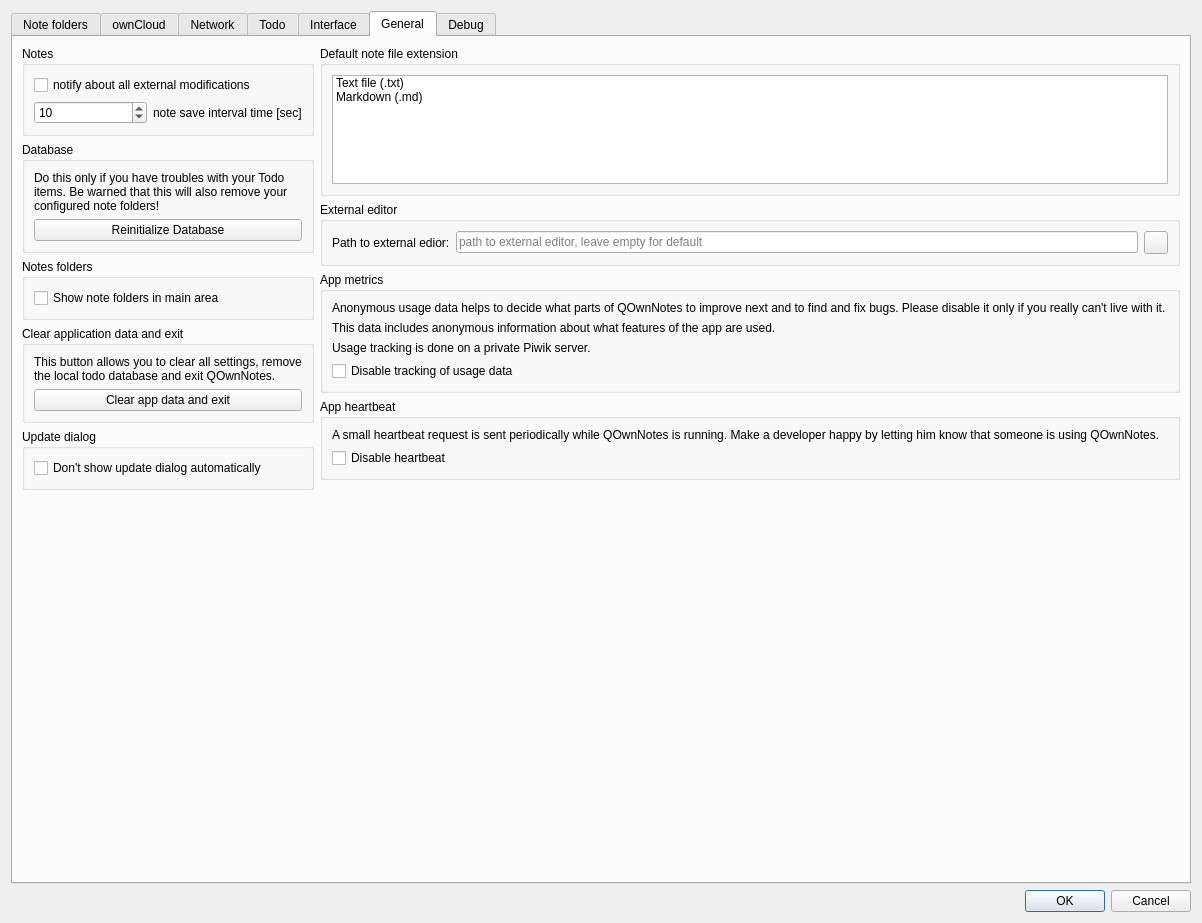
The window that src/dialogs/settingsdialog.ui (pbek/QOwnNotes) describes before a commit, drawn with Qt 5.
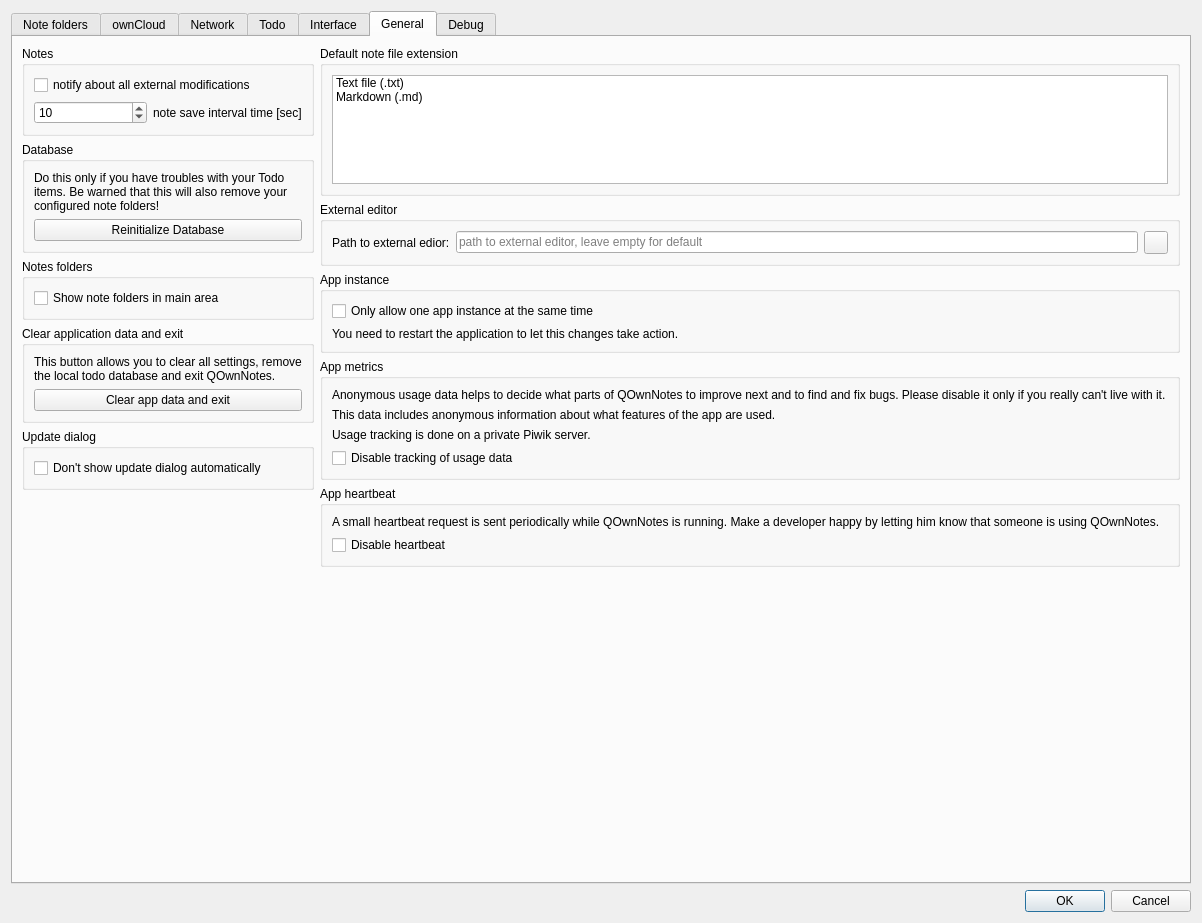
The same window after the commit. The open tabs and pages were chosen to show the change. Icons and pictures are not drawn. Custom widgets are drawn as their Qt base class.

Commit message: added settings for "Only allow one app instance at the same time"

Patch:
```diff
--- a/src/dialogs/settingsdialog.ui
+++ b/src/dialogs/settingsdialog.ui
@@ -1848,6 +1848,32 @@
              </layout>
             </widget>
            </item>
+           <item>
+            <widget class="QGroupBox" name="groupBox_15">
+             <property name="title">
+              <string>App instance</string>
+             </property>
+             <layout class="QGridLayout" name="gridLayout_28">
+              <item row="0" column="0">
+               <widget class="QCheckBox" name="allowOnlyOneAppInstanceCheckBox">
+                <property name="text">
+                 <string>Only allow one app instance at the same time</string>
+                </property>
+               </widget>
+              </item>
+              <item row="1" column="0">
+               <widget class="QLabel" name="label_9">
+                <property name="text">
+                 <string>You need to restart the application to let this changes take action.</string>
+                </property>
+                <property name="wordWrap">
+                 <bool>true</bool>
+                </property>
+               </widget>
+              </item>
+             </layout>
+            </widget>
+           </item>
            <item>
             <widget class="QGroupBox" name="appMetricsGroupBox">
              <property name="title">
```
The commit also changes 1 other file.
